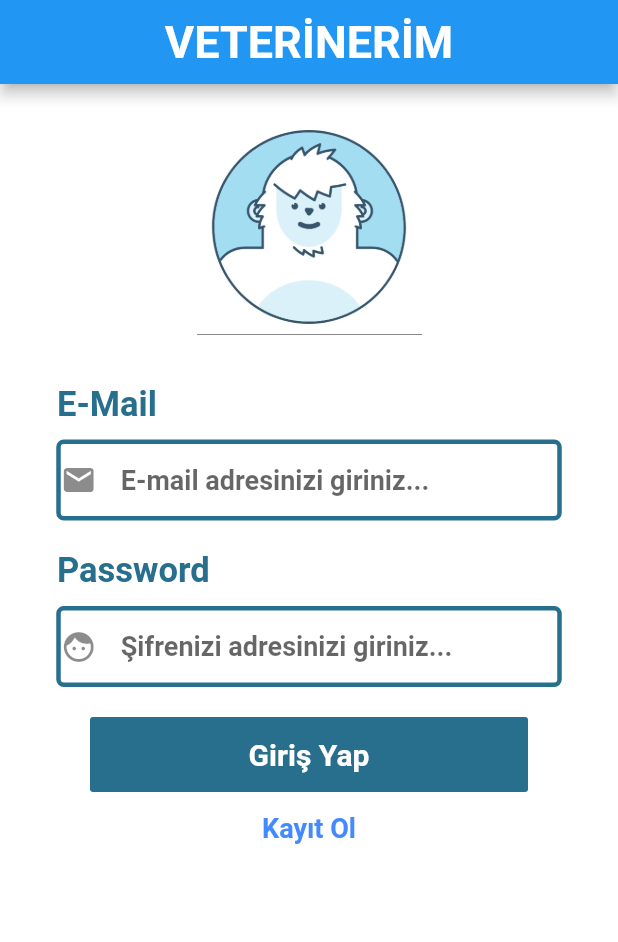
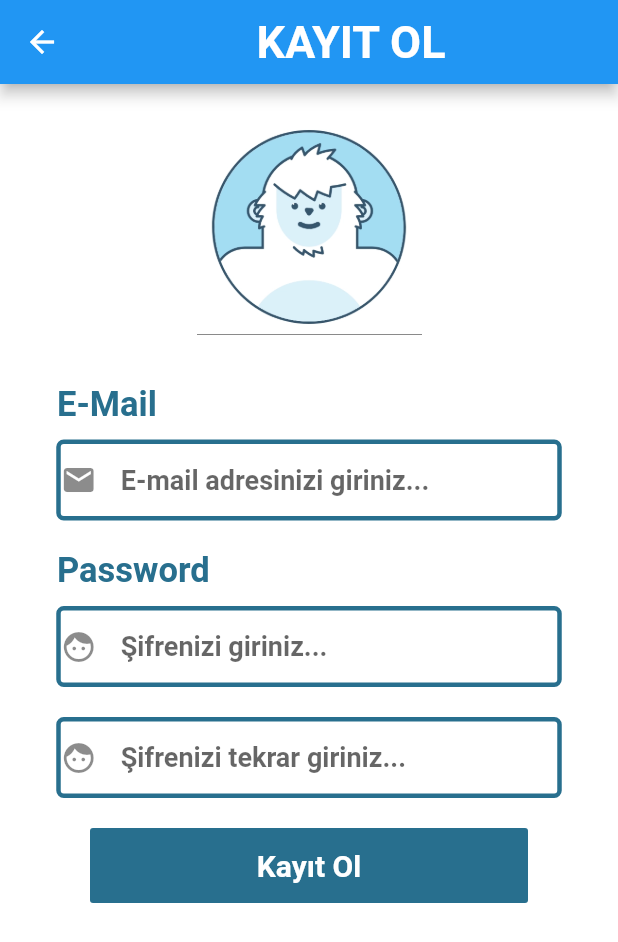
Before and after one commit to Bucerella/Veterinerim, a Flutter app: the screen it shows after launch, after a tap on "Kayıt Ol", on a phone screen of 412 x 824 dp. Shown: the top 942 px of the screen. Run offline on Flutter 3.47's test engine with Material 2 defaults, Android fonts, the light colour scheme and no system bars; our stand-ins replace video_player.

Commit message:
Sign Up page added

```diff
--- a/lib/login_page.dart
+++ b/lib/loginpages/login_page.dart
@@ -1,11 +1,11 @@
 import 'package:flutter/material.dart';
+import 'package:veterinerim/loginpages/sign_up.dart';
 import 'package:video_player/video_player.dart';
 
 class LoginPage extends StatefulWidget {
   @override
   _LoginPageState createState() => _LoginPageState();
 }
-
 class _LoginPageState extends State<LoginPage> {
   final TextEditingController _usernameController = new TextEditingController();
   final TextEditingController _passwordController = new TextEditingController();
@@ -208,7 +208,9 @@ class _LoginPageState extends State<LoginPage> {
               ),
 
               onPressed: () {
-
+                print("deneme");
+                var route = MaterialPageRoute(builder: (context) => SignUp());
+                Navigator.push(context, route);
               },
             ),
           ],
--- /dev/null
+++ b/lib/loginpages/sign_up.dart
@@ -0,0 +1,237 @@
+import 'package:flutter/material.dart';
+import 'package:video_player/video_player.dart';
+class SignUp extends StatefulWidget {
+  @override
+  _SignUpState createState() => _SignUpState();
+}
+
+class _SignUpState extends State<SignUp> {
+
+  final TextEditingController _usernameController = new TextEditingController();
+  final TextEditingController _passwordController = new TextEditingController();
+  VideoPlayerController playerController;
+  VoidCallback listener;
+
+  var status = false;
+  var password = false;
+  var textField = false;
+
+  @override
+  void initState() {
+    // TODO: implement initState
+    super.initState();
+    listener = () {
+      Duration duration2 = Duration(seconds: 14);
+      Duration duration = Duration(seconds: 0);
+      if (password == true) {
+        playerController.seekTo(duration2);
+        password = false;
+      } else if (playerController.value.position >= Duration(seconds: 9) &&
+          playerController.value.position < Duration(seconds: 14)) {
+        playerController.seekTo(Duration(seconds: 6));
+      }
+      if (playerController.value.position > Duration(seconds: 16)) {
+        playerController.seekTo(Duration(seconds: 15));
+      }
+      if (textField == true) {
+        playerController.seekTo(duration);
+        textField = false;
+      }
+      setState(() {});
+    };
+    createVideo("yeti.mov");
+  }
+
+  void createVideo(path) {
+    if (playerController == null) {
+      playerController = VideoPlayerController.asset("images/$path");
+      playerController.addListener(listener);
+      playerController.initialize();
+    } else {
+      if (playerController.value.isPlaying) {
+        playerController.pause();
+      } else {
+        playerController.initialize();
+      }
+    }
+  }
+
+
+
+  @override
+  Widget build(BuildContext context) {
+    var size = MediaQuery.of(context).size;
+    return Scaffold(
+      backgroundColor: Colors.white,
+      appBar: AppBar(
+        title: Center(
+          child: Text(
+            "KAYIT OL",
+            style: TextStyle(
+              fontSize: 30,
+              fontWeight: FontWeight.bold,
+            ),
+          ),
+        ),
+      ),
+      body: SingleChildScrollView(
+        child: Column(
+          children: <Widget>[
+            SizedBox(
+              height: 20,
+            ),
+            status == true
+                ? Container(
+              width: 150,
+              height: 150,
+              child: (playerController != null
+                  ? VideoPlayer(
+                playerController,
+              )
+                  : Container()),
+            )
+                : Image.asset(
+              "images/yetiphoto.png",
+              width: 150,
+              height: 150,
+            ),
+            SizedBox(
+              height: 30,
+            ),
+            Container(
+              alignment: Alignment.topLeft,
+              padding: EdgeInsets.only(left: 38),
+              child: Text(
+                "E-Mail",
+                style: TextStyle(
+                  fontSize: 23,
+                  color: Color(0xff286f8e),
+                  fontWeight: FontWeight.bold,
+                ),
+              ),
+            ),
+            SizedBox(height: 10,),
+            Container(
+              decoration: BoxDecoration(
+                border: Border.all(color: Color(0xff286f8e), width: 3),
+                borderRadius: BorderRadius.circular(5),
+              ),
+              width: size.width - 75,
+              child: TextField(
+                style: TextStyle(
+                  color: Colors.blueAccent,
+                  fontSize: 18,
+                  fontWeight: FontWeight.w600,
+                ),
+                controller: _usernameController,
+                decoration: InputDecoration(
+                  border: InputBorder.none,
+                  hintText: "E-mail adresinizi giriniz...",
+                  icon: Icon(Icons.email),
+                ),
+                onChanged: (value) {},
+                onTap: () {
+                  status = true;
+
+                  playerController.play();
+                  textField = true;
+                },
+                textAlign: TextAlign.start,
+              ),
+            ),
+            SizedBox(
+              height: 20,
+            ),
+            Container(
+              padding: EdgeInsets.only(left: 38),
+              alignment: Alignment.topLeft,
+              child: Text(
+                "Password",
+                style: TextStyle(
+                  fontSize: 23,
+                  color: Color(0xff286f8e),
+                  fontWeight: FontWeight.bold,
+                ),
+              ),
+            ),
+            SizedBox(height: 10,),
+
+            Container(
+              decoration: BoxDecoration(
+                border: Border.all(color: Color(0xff286f8e), width: 3),
+                borderRadius: BorderRadius.circular(5),
+              ),
+              width: size.width - 75,
+              child: TextField(
+                style: TextStyle(
+                  color: Colors.blueAccent,
+                  fontSize: 18,
+                  fontWeight: FontWeight.w600,
+                ),
+                decoration: InputDecoration(
+                  icon: Icon(Icons.face),
+                  border: InputBorder.none,
+                  hintText: "Şifrenizi giriniz...",
+                ),
+                controller: _passwordController,
+                obscureText: true,
+                onTap: () {
+                  password = true;
+                },
+                onChanged: (value) {},
+                textAlign: TextAlign.start,
+              ),
+            ),
+            SizedBox(
+              height: 20,
+            ),
+            Container(
+              decoration: BoxDecoration(
+                border: Border.all(color: Color(0xff286f8e), width: 3),
+                borderRadius: BorderRadius.circular(5),
+              ),
+              width: size.width - 75,
+              child: TextField(
+                style: TextStyle(
+                  color: Colors.blueAccent,
+                  fontSize: 18,
+                  fontWeight: FontWeight.w600,
+                ),
+                decoration: InputDecoration(
+                  icon: Icon(Icons.face),
+                  border: InputBorder.none,
+                  hintText: "Şifrenizi tekrar giriniz...",
+                ),
+                controller: _passwordController,
+                obscureText: true,
+                onTap: () {
+                  password = true;
+                },
+                onChanged: (value) {},
+                textAlign: TextAlign.start,
+              ),
+            ),
+            SizedBox(
+              height: 20,
+            ),
+            Container(
+              width: size.width - 120,
+              height: 50,
+              child: FlatButton(
+                child: Text("Kayıt Ol",
+                  style: TextStyle(
+                    color: Colors.white,
+                    fontSize: 20,
+                    fontWeight: FontWeight.w600,
+                  ),
+                ),
+                color: Color(0xff286f8e),
+                onPressed: () {},
+              ),
+            ),
+          ],
+        ),
+      ),
+    );
+  }
+}
--- a/lib/main.dart
+++ b/lib/main.dart
@@ -1,5 +1,5 @@
 import 'package:flutter/material.dart';
-import 'package:veterinerim/login_page.dart';
+import 'package:veterinerim/loginpages/login_page.dart';
 
 void main() => runApp(MaterialApp(
   home: LoginPage(),
--- a/lib/sign_up.dart
+++ /dev/null
@@ -1 +0,0 @@
-import 'package:flutter/material.dart';
```
Also changed, not shown: lib/user_home.dart (added), 1 other file.
